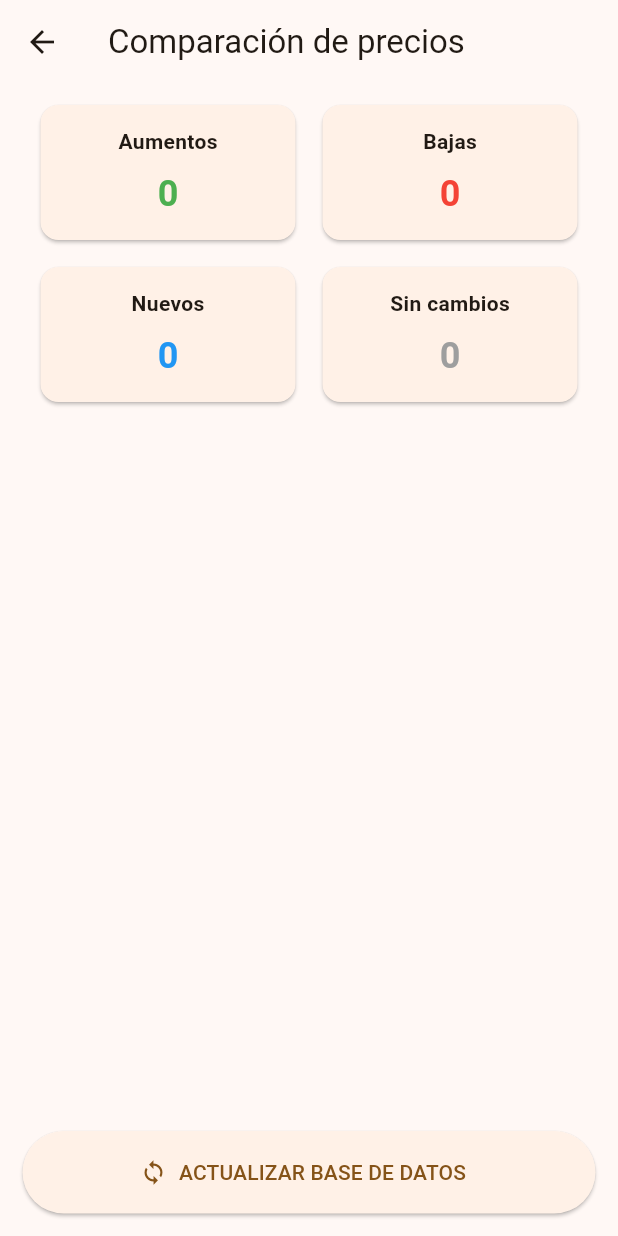
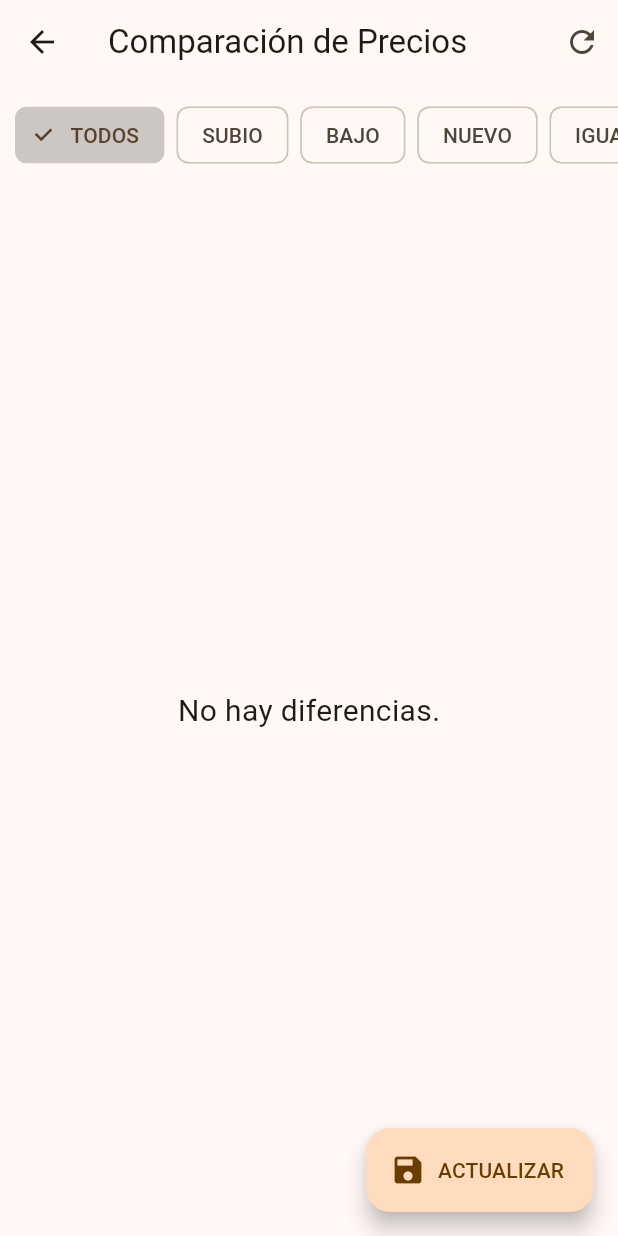
Before and after one commit to ELTATAmanager/EL_TATA_MANAGER_V2, a Flutter app: the ComparacionPage screen opened directly, on a phone screen of 412 x 824 dp. Run offline on Flutter 3.47's test engine with Material 3 defaults, Android fonts, the phone set to English and light mode, and no system bars; our stand-ins replace csv, file_picker, image_picker, sqflite, sqflite_common_ffi; accounts and stored records are empty.

```diff
--- a/lib/pages/comparacion_page.dart
+++ b/lib/pages/comparacion_page.dart
@@ -1,5 +1,6 @@
 import 'package:flutter/material.dart';
 import '../models/comparacion.dart';
+import '../services/csv_service.dart';
 
 class ComparacionPage extends StatefulWidget {
   const ComparacionPage({super.key});
@@ -9,22 +10,29 @@ class ComparacionPage extends StatefulWidget {
 }
 
 class _ComparacionPageState extends State<ComparacionPage> {
-  List<Comparacion> comparaciones = [];
-
-  int aumentos = 0;
-  int bajas = 0;
-  int nuevos = 0;
-  int iguales = 0;
-
-  bool cargando = false;
+  final CsvService csvService = CsvService();
+  List<Comparacion> lista = [];
+  bool cargando = true;
+  String filtro = "TODOS";
 
   @override
   void initState() {
     super.initState();
-    cargarDatos();
+    cargar();
   }
 
-  Future<void> cargarDatos() async {
+  Future<void> cargar() async {
+    if (!mounted) return;
+    setState(() {
+      cargando = false;
+    });
+  }
+
+  Future<void> analizarNuevaLista() async {
+    setState(() {
+      cargando = true;
+    });
+    await csvService.analizarArchivo();
     if (!mounted) return;
     setState(() {
       cargando = false;
@@ -33,129 +41,191 @@ class _ComparacionPageState extends State<ComparacionPage> {
 
   Color colorEstado(String estado) {
     switch (estado) {
-      case 'AUMENTO':
+      case "SUBIO":
+        return Colors.red;
+      case "BAJO":
         return Colors.green;
-      case 'BAJA':
-        return Colors.red;
-      case 'NUEVO':
+      case "NUEVO":
         return Colors.blue;
+      case "IGUAL":
+        return Colors.grey;
       default:
-        return Colors.grey;
+        return Colors.black;
     }
   }
 
   IconData iconoEstado(String estado) {
     switch (estado) {
-      case 'AUMENTO':
+      case "SUBIO":
         return Icons.arrow_upward;
-      case 'BAJA':
+      case "BAJO":
         return Icons.arrow_downward;
-      case 'NUEVO':
+      case "NUEVO":
         return Icons.fiber_new;
+      case "IGUAL":
+        return Icons.remove;
       default:
-        return Icons.remove;
+        return Icons.help;
     }
   }
 
-  Widget tarjeta(String titulo, int valor, Color color) {
-    return Card(
-      child: SizedBox(
-        width: 170,
-        height: 90,
-        child: Center(
-          child: Column(
-            mainAxisAlignment: MainAxisAlignment.center,
-            children: [
-              Text(
-                titulo,
-                style: const TextStyle(fontWeight: FontWeight.bold),
-              ),
-              const SizedBox(height: 8),
-              Text(
-                valor.toString(),
-                style: TextStyle(
-                  fontSize: 24,
-                  color: color,
-                  fontWeight: FontWeight.bold,
-                ),
-              ),
-            ],
-          ),
-        ),
+  List<Comparacion> get listaFiltrada {
+    if (filtro == "TODOS") {
+      return lista;
+    }
+    return lista.where((e) => e.estado == filtro).toList();
+  }
+
+  Widget botonFiltro(String texto, Color color) {
+    return Padding(
+      padding: const EdgeInsets.only(right: 8),
+      child: ChoiceChip(
+        label: Text(texto),
+        selected: filtro == texto,
+        selectedColor: color.withValues(alpha: .20),
+        onSelected: (_) {
+          setState(() {
+            filtro = texto;
+          });
+        },
       ),
     );
   }
 
+  Future<void> actualizarPrecios() async {
+    if (!mounted) return;
+    ScaffoldMessenger.of(context).showSnackBar(
+      const SnackBar(content: Text("Precios actualizados correctamente.")),
+    );
+    cargar();
+  }
+
   @override
   Widget build(BuildContext context) {
-    if (cargando) {
-      return const Scaffold(
-        body: Center(child: CircularProgressIndicator()),
-      );
-    }
-
     return Scaffold(
       appBar: AppBar(
-        title: const Text("Comparación de precios"),
+        title: const Text("Comparación de Precios"),
+        actions: [
+          IconButton(
+            icon: const Icon(Icons.refresh),
+            onPressed: analizarNuevaLista,
+          ),
+        ],
+      ),
+      floatingActionButton: FloatingActionButton.extended(
+        onPressed: actualizarPrecios,
+        icon: const Icon(Icons.save),
+        label: const Text("ACTUALIZAR"),
       ),
       body: Column(
         children: [
           const SizedBox(height: 10),
-          Wrap(
-            spacing: 10,
-            runSpacing: 10,
-            children: [
-              tarjeta("Aumentos", aumentos, Colors.green),
-              tarjeta("Bajas", bajas, Colors.red),
-              tarjeta("Nuevos", nuevos, Colors.blue),
-              tarjeta("Sin cambios", iguales, Colors.grey),
-            ],
+          SingleChildScrollView(
+            scrollDirection: Axis.horizontal,
+            padding: const EdgeInsets.symmetric(horizontal: 10),
+            child: Row(
+              children: [
+                botonFiltro("TODOS", Colors.black),
+                botonFiltro("SUBIO", Colors.red),
+                botonFiltro("BAJO", Colors.green),
+                botonFiltro("NUEVO", Colors.blue),
+                botonFiltro("IGUAL", Colors.grey),
+              ],
+            ),
           ),
           const SizedBox(height: 10),
           Expanded(
-            child: ListView.builder(
-              itemCount: comparaciones.length,
-              itemBuilder: (context, index) {
-                final item = comparaciones[index];
-                return Card(
-                  margin: const EdgeInsets.symmetric(horizontal: 10, vertical: 5),
-                  child: ListTile(
-                    leading: Icon(iconoEstado(item.estado), color: colorEstado(item.estado)),
-                    title: Text(item.descripcion),
-                    subtitle: Text(
-                      "Código: ${item.codigo}\n"
-                      "Antes: \$${item.precioViejo.toStringAsFixed(2)}\n"
-                      "Ahora: \$${item.precioNuevo.toStringAsFixed(2)}",
-                    ),
-                    trailing: Text(
-                      item.estado,
-                      style: TextStyle(
-                        color: colorEstado(item.estado),
-                        fontWeight: FontWeight.bold,
+            child: cargando
+                ? const Center(child: CircularProgressIndicator())
+                : listaFiltrada.isEmpty
+                    ? const Center(
+                        child: Text("No hay diferencias.", style: TextStyle(fontSize: 20)),
+                      )
+                    : ListView.builder(
+                        itemCount: listaFiltrada.length,
+                        itemBuilder: (context, index) {
+                          final item = listaFiltrada[index];
+                          return Card(
+                            margin: const EdgeInsets.symmetric(horizontal: 10, vertical: 5),
+                            child: ListTile(
+                              leading: CircleAvatar(
+                                backgroundColor: colorEstado(item.estado),
+                                child: Icon(iconoEstado(item.estado), color: Colors.white),
+                              ),
+                              title: Text(
+                                item.descripcion,
+                                style: const TextStyle(fontWeight: FontWeight.bold),
+                              ),
+                              subtitle: Column(
+                                crossAxisAlignment: CrossAxisAlignment.start,
+                                children: [
+                                  const SizedBox(height: 6),
+                                  Row(
+                                    children: [
+                                      const SizedBox(
+                                        width: 120,
+                                        child: Text("Código", style: TextStyle(fontWeight: FontWeight.bold)),
+                                      ),
+                                      Expanded(child: Text(item.codigo)),
+                                    ],
+                                  ),
+                                  Row(
+                                    children: [
+                                      const SizedBox(
+                                        width: 120,
+                                        child: Text("Precio viejo", style: TextStyle(fontWeight: FontWeight.bold)),
+                                      ),
+                                      Expanded(child: Text("\$${item.precioViejo.toStringAsFixed(2)}")),
+                                    ],
+                                  ),
+                                  Row(
+                                    children: [
+                                      const SizedBox(
+                                        width: 120,
+                                        child: Text("Precio nuevo", style: TextStyle(fontWeight: FontWeight.bold)),
+                                      ),
+                                      Expanded(child: Text("\$${item.precioNuevo.toStringAsFixed(2)}")),
+                                    ],
+                                  ),
+                                  const SizedBox(height: 8),
+                                  Container(
+                                    padding: const EdgeInsets.symmetric(horizontal: 10, vertical: 6),
+                                    decoration: BoxDecoration(
+                                      color: colorEstado(item.estado).withValues(alpha: .15),
+                                      borderRadius: BorderRadius.circular(8),
+                                    ),
+                                    child: Text(
+                                      item.estado,
+                                      style: TextStyle(
+                                        color: colorEstado(item.estado),
+                                        fontWeight: FontWeight.bold,
+                                      ),
+                                    ),
+                                  ),
+                                ],
+                              ),
+                              trailing: SizedBox(
+                                width: 80,
+                                child: Column(
+                                  mainAxisAlignment: MainAxisAlignment.center,
+                                  children: [
+                                    Text(
+                                      item.precioViejo == 0
+                                          ? "-"
+                                          : "${(((item.precioNuevo - item.precioViejo) / item.precioViejo) * 100).toStringAsFixed(1)}%",
+                                      style: TextStyle(
+                                        color: colorEstado(item.estado),
+                                        fontWeight: FontWeight.bold,
+                                        fontSize: 16,
+                                      ),
+                                    ),
+                                  ],
+                                ),
+                              ),
+                            ),
+                          );
+                        },
                       ),
-                    ),
-                  ),
-                );
-              },
-            ),
-          ),
-          Padding(
-            padding: const EdgeInsets.all(15),
-            child: SizedBox(
-              width: double.infinity,
-              height: 55,
-              child: ElevatedButton.icon(
-                onPressed: () {
-                  ScaffoldMessenger.of(context).showSnackBar(
-                    const SnackBar(
-                      content: Text("En el próximo paso actualizaremos automáticamente la base de datos."),
-                    ),
-                  );
-                },
-                icon: const Icon(Icons.sync),
-                label: const Text("ACTUALIZAR BASE DE DATOS"),
-              ),
-            ),
           ),
         ],
       ),
```
